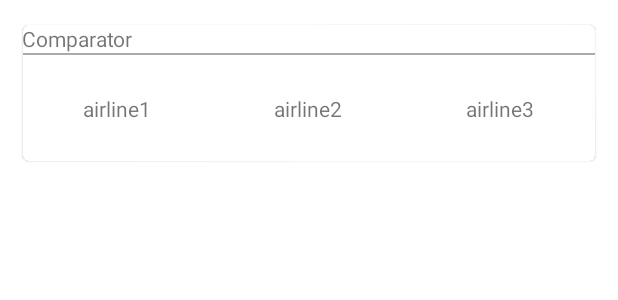
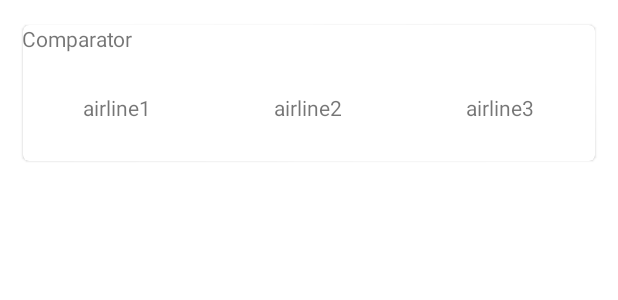
Before and after one commit to amandaf360/FlightCompare, an Android app: the layout comparator_card.xml on its own in the app's theme, with its tools: preview values and no code run, on a phone screen of 412 x 824 dp. Shown: the top 300 px of the screen. Run offline under Robolectric (Android 15) with nearby library versions, the phone set to English and light mode, and no system bars.

Commit message:
Kinda sorta add cards to comparison page

```diff
--- a/app/src/main/res/layout/comparator_card.xml
+++ b/app/src/main/res/layout/comparator_card.xml
@@ -1,9 +1,10 @@
 <?xml version="1.0" encoding="utf-8"?>
-<com.google.android.material.card.MaterialCardView android:layout_width="match_parent"
+<com.google.android.material.card.MaterialCardView
+    android:layout_width="match_parent"
     android:layout_height="100dp"
-    xmlns:app="http://schemas.android.com/apk/res-auto"
     android:layout_margin="12dp"
     app:cardUseCompatPadding="true"
+    xmlns:app="http://schemas.android.com/apk/res-auto"
     xmlns:android="http://schemas.android.com/apk/res/android">
 
     <LinearLayout
@@ -12,25 +13,19 @@
         android:orientation="vertical">
 
         <TextView
-            android:id="@+id/label"
+            android:id="@+id/comparatorLabel"
             android:layout_width="match_parent"
             android:layout_height="wrap_content"
             android:text="Comparator" />
 
-        <View
-            android:id="@+id/divider"
-            android:layout_width="match_parent"
-            android:layout_height="1dp"
-            android:background="@android:color/darker_gray" />
-
         <LinearLayout
-            android:id="@+id/body"
+            android:id="@+id/comparatorBody"
             android:layout_width="match_parent"
             android:layout_height="match_parent"
             android:orientation="horizontal">
 
             <TextView
-                android:id="@+id/comparison11"
+                android:id="@+id/comparison1"
                 android:layout_width="wrap_content"
                 android:layout_height="match_parent"
                 android:layout_weight="1"
@@ -39,7 +34,7 @@
                 android:textAlignment="center" />
 
             <TextView
-                android:id="@+id/comparison22"
+                android:id="@+id/comparison2"
                 android:layout_width="wrap_content"
                 android:layout_height="match_parent"
                 android:layout_weight="1"
@@ -48,7 +43,7 @@
                 android:textAlignment="center" />
 
             <TextView
-                android:id="@+id/comparison33"
+                android:id="@+id/comparison3"
                 android:layout_width="wrap_content"
                 android:layout_height="match_parent"
                 android:layout_weight="1"
--- a/app/src/main/res/layout/fragment_compare.xml
+++ b/app/src/main/res/layout/fragment_compare.xml
@@ -16,7 +16,6 @@
         android:layout_weight="1"
         android:gravity="right"
         android:text="Compare By:"
-        android:onClick="showCompList"
         android:textSize="12sp" />
 
     <LinearLayout
--- a/app/src/main/res/menu/comparator_menu.xml
+++ b/app/src/main/res/menu/comparator_menu.xml
@@ -1,6 +1,8 @@
 <?xml version="1.0" encoding="utf-8"?>
 <menu xmlns:android="http://schemas.android.com/apk/res/android">
-    <item android:id="@+id/price"
+    <group android:checkableBehavior="all">
+        <item
+            android:id="@+id/price"
             android:title="@string/price" />
         <item android:id="@+id/flytime"
             android:title="@string/flytime" />
@@ -12,4 +14,5 @@
             android:title="@string/dest_from" />
         <item android:id="@+id/to"
             android:title="@string/dest_to" />
+    </group>
 </menu>
```
Also changed, not shown: app/src/main/java/com/example/flightcompare/CompareResults.java (+91 -4 lines), app/src/main/java/com/example/flightcompare/FlightsTab/CompareFlights.java (+32 -3 lines). Lines whose indentation alone changed are shown as unchanged.
